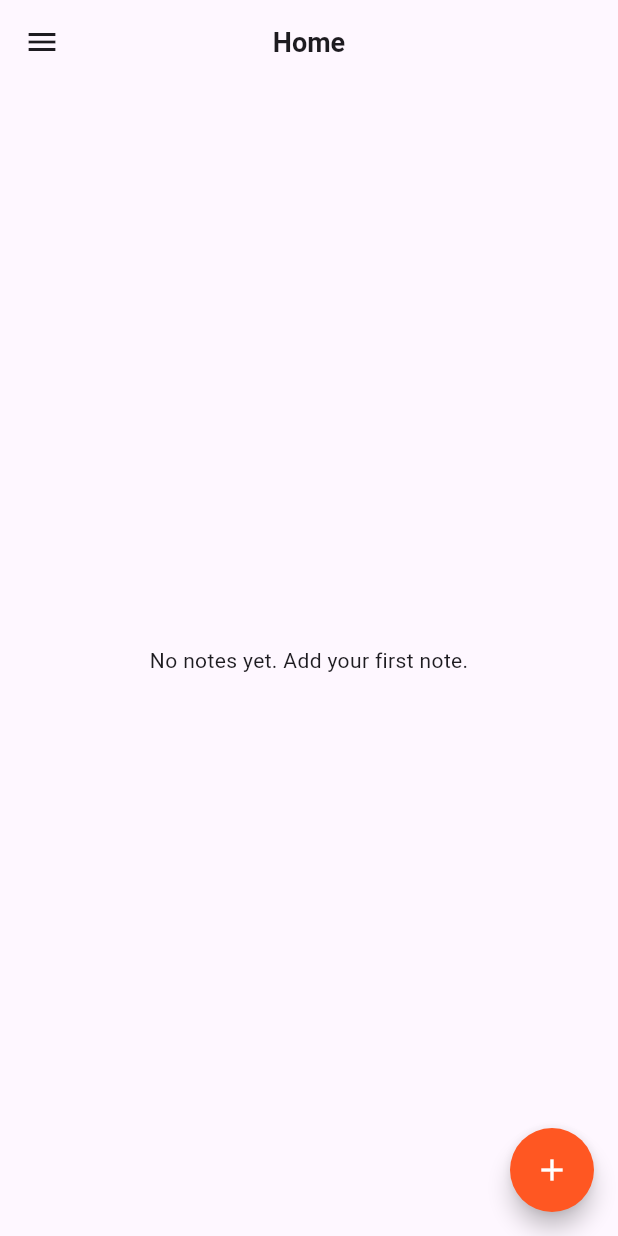
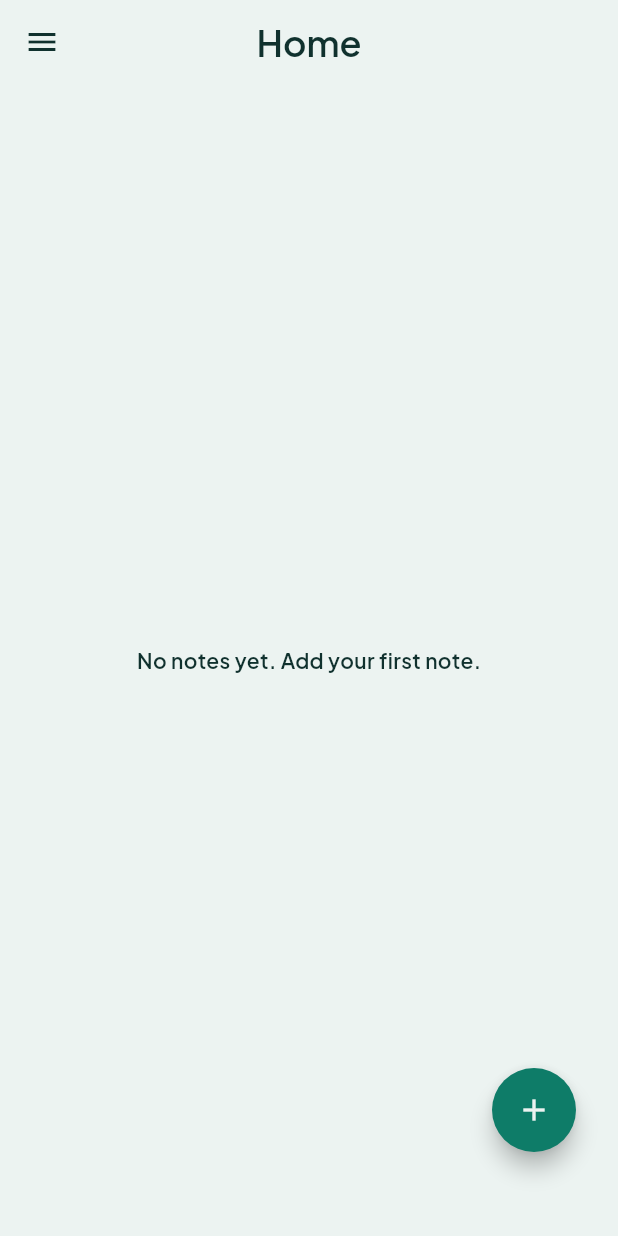
Before and after one commit to Dev-hurl/SimpleNoteApp, a Flutter app: the screen it shows after launch, on a phone screen of 412 x 824 dp. Run offline on Flutter 3.47's test engine with Material 3 defaults, Android fonts, the phone set to English and light mode, and no system bars; our stand-ins replace flutter_slidable, shared_preferences, supabase_flutter; accounts and stored records are empty.

Commit message:
add theme

```diff
--- /dev/null
+++ b/lib/core/constants/app_colors.dart
@@ -0,0 +1,12 @@
+import 'package:flutter/material.dart';
+
+class AppColors {
+  AppColors._();
+
+  static const Color deepSea = Color(0xFF10312E);
+  static const Color teal = Color(0xFF0E7C68);
+  static const Color chalk = Color(0xFFECF3F1);
+
+  static const Color darkSurface = Color(0xFF19413B);
+  static const Color darkSurfaceVariant = Color(0xFF24534B);
+}
--- /dev/null
+++ b/lib/core/constants/app_fonts.dart
@@ -0,0 +1,11 @@
+class AppFonts {
+  AppFonts._();
+
+  static const String family = 'Plus Jakarta Sans';
+
+  static const double caption = 13;
+  static const double body = 14;
+  static const double bodyLarge = 16;
+  static const double title = 18;
+  static const double headline = 24;
+}
--- /dev/null
+++ b/lib/core/theme/app_theme.dart
@@ -0,0 +1,133 @@
+import 'package:flutter/material.dart';
+import 'package:note_app/core/constants/app_colors.dart';
+import 'package:note_app/core/constants/app_fonts.dart';
+
+abstract final class AppTheme {
+  static final ThemeData light = ThemeData(
+    useMaterial3: true,
+    fontFamily: AppFonts.family,
+    textTheme: const TextTheme(
+      titleLarge: TextStyle(
+        fontSize: AppFonts.headline,
+        fontWeight: FontWeight.w600,
+      ),
+      titleMedium: TextStyle(
+        fontSize: AppFonts.title,
+        fontWeight: FontWeight.w600,
+      ),
+      bodyLarge: TextStyle(
+        fontSize: AppFonts.bodyLarge,
+        fontWeight: FontWeight.w600,
+      ),
+      bodyMedium: TextStyle(
+        fontSize: AppFonts.body,
+        fontWeight: FontWeight.w600,
+      ),
+      bodySmall: TextStyle(
+        fontSize: AppFonts.caption,
+        fontWeight: FontWeight.w400,
+      ),
+    ),
+    colorScheme: const ColorScheme.light(
+      primary: AppColors.teal,
+      onPrimary: AppColors.chalk,
+      secondary: AppColors.deepSea,
+      onSecondary: AppColors.chalk,
+      surface: AppColors.chalk,
+      onSurface: AppColors.deepSea,
+    ),
+    scaffoldBackgroundColor: AppColors.chalk,
+    appBarTheme: const AppBarTheme(
+      backgroundColor: AppColors.chalk,
+      foregroundColor: AppColors.deepSea,
+      centerTitle: true,
+      elevation: 0,
+      titleTextStyle: TextStyle(
+        fontFamily: AppFonts.family,
+        fontSize: AppFonts.title,
+        fontWeight: FontWeight.w600,
+        color: AppColors.deepSea,
+      ),
+    ),
+    floatingActionButtonTheme: const FloatingActionButtonThemeData(
+      backgroundColor: AppColors.teal,
+      foregroundColor: AppColors.chalk,
+      shape: RoundedRectangleBorder(
+        borderRadius: BorderRadius.all(Radius.circular(50)),
+      ),
+    ),
+    filledButtonTheme: FilledButtonThemeData(
+      style: FilledButton.styleFrom(
+        backgroundColor: AppColors.teal,
+        foregroundColor: AppColors.chalk,
+      ),
+    ),
+  );
+
+  static final ThemeData dark = ThemeData(
+    useMaterial3: true,
+    brightness: Brightness.dark,
+    fontFamily: AppFonts.family,
+    textTheme: const TextTheme(
+      titleLarge: TextStyle(
+        fontSize: AppFonts.headline,
+        fontWeight: FontWeight.w600,
+      ),
+      titleMedium: TextStyle(
+        fontSize: AppFonts.title,
+        fontWeight: FontWeight.w600,
+      ),
+      bodyLarge: TextStyle(
+        fontSize: AppFonts.bodyLarge,
+        fontWeight: FontWeight.w600,
+      ),
+      bodyMedium: TextStyle(
+        fontSize: AppFonts.body,
+        fontWeight: FontWeight.w600,
+      ),
+      bodySmall: TextStyle(
+        fontSize: AppFonts.caption,
+        fontWeight: FontWeight.w400,
+      ),
+    ),
+    colorScheme: const ColorScheme.dark(
+      primary: AppColors.teal,
+      onPrimary: AppColors.chalk,
+      secondary: AppColors.chalk,
+      onSecondary: AppColors.deepSea,
+      surface: AppColors.deepSea,
+      onSurface: AppColors.chalk,
+      surfaceContainerHighest: AppColors.darkSurfaceVariant,
+    ),
+    scaffoldBackgroundColor: AppColors.deepSea,
+    appBarTheme: const AppBarTheme(
+      backgroundColor: AppColors.deepSea,
+      foregroundColor: AppColors.chalk,
+      centerTitle: true,
+      elevation: 0,
+      titleTextStyle: TextStyle(
+        fontFamily: AppFonts.family,
+        fontSize: AppFonts.title,
+        fontWeight: FontWeight.w600,
+        color: AppColors.chalk,
+      ),
+    ),
+    drawerTheme: const DrawerThemeData(backgroundColor: AppColors.darkSurface),
+    floatingActionButtonTheme: const FloatingActionButtonThemeData(
+      backgroundColor: AppColors.teal,
+      foregroundColor: AppColors.chalk,
+      shape: RoundedRectangleBorder(
+        borderRadius: BorderRadius.all(Radius.circular(50)),
+      ),
+    ),
+    filledButtonTheme: FilledButtonThemeData(
+      style: FilledButton.styleFrom(
+        backgroundColor: AppColors.teal,
+        foregroundColor: AppColors.chalk,
+      ),
+    ),
+    inputDecorationTheme: const InputDecorationTheme(
+      hintStyle: TextStyle(color: AppColors.chalk),
+    ),
+  );
+}
--- /dev/null
+++ b/lib/core/theme/theme_provider.dart
@@ -0,0 +1,22 @@
+import 'package:flutter/material.dart';
+import 'package:shared_preferences/shared_preferences.dart';
+
+class ThemeProvider extends ChangeNotifier {
+  ThemeProvider({required ThemeMode initialThemeMode})
+    : _themeMode = initialThemeMode;
+
+  static const String _themePreferenceKey = 'isDarkMode';
+
+  ThemeMode _themeMode;
+
+  ThemeMode get themeMode => _themeMode;
+  bool get isDarkMode => _themeMode == ThemeMode.dark;
+
+  Future<void> toggleTheme(bool isDarkMode) async {
+    _themeMode = isDarkMode ? ThemeMode.dark : ThemeMode.light;
+    notifyListeners();
+
+    final preferences = await SharedPreferences.getInstance();
+    await preferences.setBool(_themePreferenceKey, isDarkMode);
+  }
+}
--- a/lib/main.dart
+++ b/lib/main.dart
@@ -1,13 +1,30 @@
 import 'package:flutter/material.dart';
+import 'package:provider/provider.dart';
+import 'package:shared_preferences/shared_preferences.dart';
 import 'package:supabase_flutter/supabase_flutter.dart';
+import 'package:note_app/core/theme/app_theme.dart';
+import 'package:note_app/core/theme/theme_provider.dart';
 import 'package:note_app/screens/home_screen.dart';
 
 void main() async {
+  WidgetsFlutterBinding.ensureInitialized();
+
   await Supabase.initialize(
     url: 'https://cruxdkboijdwglaghpwn.supabase.co',
     publishableKey: 'sb_publishable_r5uBzeAmjvVQPJkWtRHedQ_P3Po3Lbz',
   );
-  runApp(const MyApp());
+
+  final preferences = await SharedPreferences.getInstance();
+  final initialThemeMode = preferences.getBool('isDarkMode') ?? false
+      ? ThemeMode.dark
+      : ThemeMode.light;
+
+  runApp(
+    ChangeNotifierProvider(
+      create: (_) => ThemeProvider(initialThemeMode: initialThemeMode),
+      child: const MyApp(),
+    ),
+  );
 }
 
 class MyApp extends StatelessWidget {
@@ -15,9 +32,14 @@ class MyApp extends StatelessWidget {
 
   @override
   Widget build(BuildContext context) {
+    final themeProvider = context.watch<ThemeProvider>();
+
     return MaterialApp(
       debugShowCheckedModeBanner: false,
       title: 'Note App',
+      theme: AppTheme.light,
+      darkTheme: AppTheme.dark,
+      themeMode: themeProvider.themeMode,
       home: HomeScreen(),
     );
   }
--- a/lib/screens/home_screen.dart
+++ b/lib/screens/home_screen.dart
@@ -1,9 +1,11 @@
 import 'package:flutter/material.dart';
+import 'package:flutter_slidable/flutter_slidable.dart';
+import 'package:provider/provider.dart';
+import 'package:note_app/core/theme/theme_provider.dart';
 import 'package:note_app/screens/archive_screen.dart';
 import 'package:note_app/screens/deleted_screen.dart';
 import 'package:note_app/screens/note_screen.dart';
 import 'package:supabase_flutter/supabase_flutter.dart';
-
 
 class HomeScreen extends StatefulWidget {
   const HomeScreen({super.key});
@@ -14,6 +16,21 @@ class HomeScreen extends StatefulWidget {
 
 class _HomeScreenState extends State<HomeScreen> {
   late Future<List<Map<String, dynamic>>> _notesFuture;
+
+  String _formatNoteTimestamp(Map<String, dynamic> note) {
+    final timestamp = note['updated_at'] ?? note['created_at'];
+    if (timestamp == null) return '';
+
+    try {
+      final dateTime = DateTime.parse(timestamp.toString()).toLocal();
+      final localizations = MaterialLocalizations.of(context);
+      final date = localizations.formatShortDate(dateTime);
+      final time = TimeOfDay.fromDateTime(dateTime).format(context);
+      return '$date · $time';
+    } on FormatException {
+      return '';
+    }
+  }
 
   @override
   void initState() {
@@ -47,7 +64,7 @@ class _HomeScreenState extends State<HomeScreen> {
           ),
           FilledButton(
             onPressed: () => Navigator.pop(dialogContext, true),
-            child: const Text('Delete'),
+            child: Text('Delete'),
           ),
         ],
       ),
@@ -60,7 +77,7 @@ class _HomeScreenState extends State<HomeScreen> {
       if (!mounted) return;
       _refreshNotes();
       ScaffoldMessenger.of(context)
-          .showSnackBar(const SnackBar(content: Text('Note deleted.')));
+          .showSnackBar(SnackBar(content: Text('Note deleted.')));
     } catch (error) {
       if (!mounted) return;
       ScaffoldMessenger.of(
@@ -71,14 +88,15 @@ class _HomeScreenState extends State<HomeScreen> {
 
   @override
   Widget build(BuildContext context) {
+    final textTheme = Theme.of(context).textTheme;
+    final colorScheme = Theme.of(context).colorScheme;
+    final themeProvider = context.watch<ThemeProvider>();
+
     return Scaffold(
       appBar: AppBar(
         centerTitle: true,
         leading: DrawerButton(),
-        title: Text(
-          'Home',
-          style: TextStyle(fontSize: 18, fontWeight: FontWeight.w600),
-        ),
+        title: Text('Home', style: textTheme.titleLarge),
       ),
       drawer: Drawer(
         child: SafeArea(
@@ -88,26 +106,17 @@ class _HomeScreenState extends State<HomeScreen> {
               DrawerHeader(
                 child: Align(
                   alignment: Alignment.bottomLeft,
-                  child: Text(
-                    'Notes App',
-                    style: TextStyle(fontSize: 24, fontWeight: FontWeight.w600),
-                  ),
+                  child: Text('Notes App', style: textTheme.titleLarge),
                 ),
               ),
               ListTile(
                 leading: Icon(Icons.home_outlined),
-                title: Text(
-                  'Home',
-                  style: TextStyle(fontSize: 14, fontWeight: FontWeight.w600),
-                ),
+                title: Text('Home', style: textTheme.bodyMedium),
                 onTap: () => Navigator.pop(context),
               ),
               ListTile(
                 leading: Icon(Icons.archive_outlined),
-                title: Text(
-                  'Archive',
-                  style: TextStyle(fontSize: 14, fontWeight: FontWeight.w600),
-                ),
+                title: Text('Archive', style: textTheme.bodyMedium),
                 onTap: () => Navigator.push(
                   context,
                   MaterialPageRoute(builder: (context) => ArchiveScreen()),
@@ -115,14 +124,21 @@ class _HomeScreenState extends State<HomeScreen> {
               ),
               ListTile(
                 leading: Icon(Icons.delete_outlined),
-                title: Text(
-                  'Deleted',
-                  style: TextStyle(fontSize: 14, fontWeight: FontWeight.w600),
-                ),
+                title: Text('Deleted', style: textTheme.bodyMedium),
                 onTap: () => Navigator.push(
                   context,
                   MaterialPageRoute(builder: (context) => DeletedScreen()),
                 ),
+              ),
+              SwitchListTile(
+                secondary: Icon(
+                  themeProvider.isDarkMode
+                      ? Icons.dark_mode_outlined
+                      : Icons.light_mode_outlined,
+                ),
+                title: Text('Dark mode', style: textTheme.bodyMedium),
+                value: themeProvider.isDarkMode,
+                onChanged: themeProvider.toggleTheme,
               ),
             ],
           ),
@@ -138,16 +154,13 @@ class _HomeScreenState extends State<HomeScreen> {
                 children: [
                   Text('Error loading notes: ${snapshot.error}'),
                   SizedBox(height: 12),
-                  FilledButton(
-                    onPressed: _refreshNotes,
-                    child: const Text('Retry'),
-                  ),
+                  FilledButton(onPressed: _refreshNotes, child: Text('Retry')),
                 ],
               ),
             );
           }
           if (snapshot.connectionState == ConnectionState.waiting) {
-            return const Center(child: CircularProgressIndicator());
+            return Center(child: CircularProgressIndicator());
           }
 
           final notes = snapshot.data ?? <Map<String, dynamic>>[];
@@ -159,7 +172,37 @@ class _HomeScreenState extends State<HomeScreen> {
             itemCount: notes.length,
             itemBuilder: (context, index) {
               final note = notes[index];
-              return ListTile(
+              return Column(
+                mainAxisSize: MainAxisSize.min,
+                children: [
+                  Slidable(
+                    key: ValueKey(note['id']),
+                    startActionPane: ActionPane(
+                      motion: ScrollMotion(),
+                      children: [
+                        SlidableAction(
+                          onPressed: null,
+                          backgroundColor: colorScheme.primary,
+                          icon: Icons.archive_outlined,
+                          label: 'Archive',
+                          spacing: 4,
+                        ),
+                      ],
+                    ),
+                    endActionPane: ActionPane(
+                      motion: ScrollMotion(),
+                      children: [
+                        SlidableAction(
+                          onPressed: (_) => _deleteNote(note['id']),
+                          backgroundColor: colorScheme.error,
+                          icon: Icons.archive_outlined,
+                          label: 'Delete',
+                          padding: EdgeInsets.all(8.0),
+                        ),
+                      ],
+                    ),
+                    child: ListTile(
+                      //tileColor: colorScheme.secondary.withValues(alpha: 0.2),
                       onTap: () async {
                         await Navigator.push(
                           context,
@@ -175,42 +218,51 @@ class _HomeScreenState extends State<HomeScreen> {
                       },
                       title: Text(
                         note['title']?.toString() ?? 'Untitled',
-                  style: TextStyle(fontWeight: FontWeight.w600, fontSize: 16),
+                        style: textTheme.titleLarge,
                       ),
                       subtitle: Text(
                         note['body']?.toString() ?? '',
-                  style: TextStyle(
-                    fontSize: 13,
+                        maxLines: 1,
+                        overflow: TextOverflow.ellipsis,
+                        style: textTheme.bodyLarge?.copyWith(
                           fontWeight: FontWeight.w500,
-                    overflow: TextOverflow.clip,
                         ),
                       ),
-                trailing: IconButton(
-                  tooltip: 'Delete note',
-                  onPressed: () => _deleteNote(note['id']),
-                  icon: const Icon(Icons.delete_outline),
+                      trailing: Text(
+                        _formatNoteTimestamp(note),
+                        textAlign: TextAlign.end,
+                        style: textTheme.bodySmall,
                       ),
+                    ),
+                  ),
+                  Divider(
+                    height: 1,
+                    indent: 20,
+                    endIndent: 20,
+                    color: Color(0xff656E80),
+                  ),
+                ],
               );
             },
           );
         },
       ),
 
-      floatingActionButton: FloatingActionButton(
+      floatingActionButton: Padding(
+        padding: EdgeInsets.only(bottom: 40, right: 12),
+        child: FloatingActionButton(
           onPressed: () async {
             await Navigator.push(
               context,
               MaterialPageRoute(
-              builder: (context) => const NoteScreen(title: '', body: ''),
+                builder: (context) => NoteScreen(title: '', body: ''),
               ),
             );
             if (mounted) _refreshNotes();
           },
-        backgroundColor: Colors.deepOrange,
-        shape: RoundedRectangleBorder(borderRadius: BorderRadius.circular(50)),
-        child: Icon(Icons.add, color: Colors.white),
+          child: Icon(Icons.add),
         ),
-      floatingActionButtonLocation: FloatingActionButtonLocation.endFloat,
+      ),
     );
   }
 }
```
Also changed, not shown: lib/screens/note_screen.dart (+22 -4 lines). Lines whose indentation alone changed are shown as unchanged.
